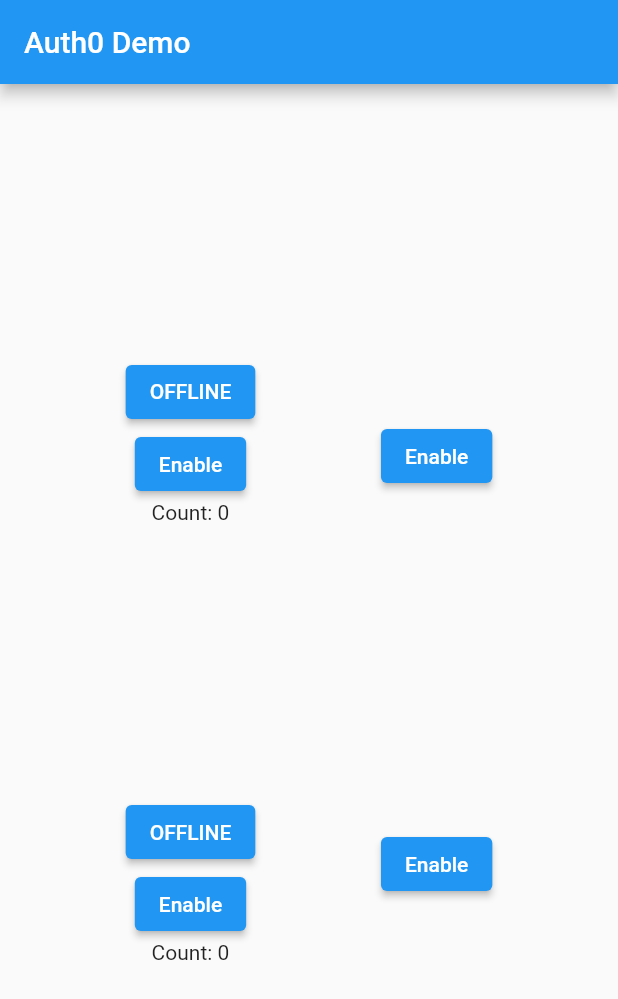
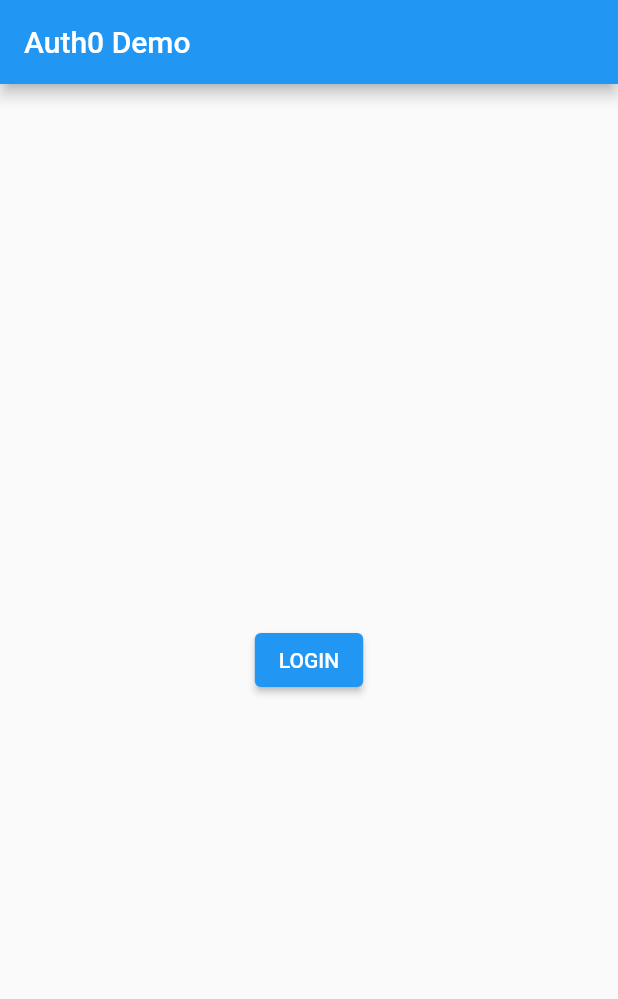
Before and after one commit to m3f157O/PolarBeatCustomUI, a Flutter app: the screen it shows after launch, on a phone screen of 412 x 824 dp. Shown: the top 999 px of the screen. Run offline on Flutter 3.47's test engine with Material 2 defaults, Android fonts, the light colour scheme and no system bars; our stand-ins replace flutter_secure_storage; missing offline and left inert: auth0, flutter_appauth.

Commit message:
Implementing dummy navigation system based on control flags

```diff
--- a/lib/main.dart
+++ b/lib/main.dart
@@ -61,26 +61,22 @@
     );
   }
 }
+
 /// -----------------------------------
-///            Login Widget
+///            Graphs Widget
 /// -----------------------------------
-class Login extends StatefulWidget {
-  final loginAction;
-  final String loginError;
-
-  const Login(this.loginAction, this.loginError);
+class Graph extends StatefulWidget {
 
   @override
   State<StatefulWidget> createState() {
-      return _DogState();
+    return GraphState();
   }
 
 
 }
 
-
-class _CounterState extends State<Login> {
-  int _counter = 0;
+class GraphState extends State<Graph> {
+  int _counter = 8000;
 
   void _increment() {
     setState(() {
@@ -116,34 +112,15 @@
     );
   }
 }
+/// -----------------------------------
+///            Login Widget
+/// -----------------------------------
+class Login extends StatelessWidget {
+  final loginAction;
+  final String loginError;
 
-class _DogState extends State<Login> {
-  int _counter = 0;
-  bool state=false;
+  const Login(this.loginAction, this.loginError);
 
-
-  void _toggleFavorite() {
-    setState(() {
-      state= !state;
-    });
-
-  }
-
-  void _increment() {
-    setState(() {
-      // This call to setState tells the Flutter framework
-      // that something has changed in this State, which
-      // causes it to rerun the build method below so that
-      // the display can reflect the updated values. If you
-      // change _counter without calling setState(), then
-      // the build method won't be called again, and so
-      // nothing would appear to happen.
-      if(!state) {
-        return;
-      }
-      _counter--;
-    });
-  }
 
   @override
   Widget build(BuildContext context) {
@@ -157,23 +134,15 @@
       mainAxisAlignment: MainAxisAlignment.center,
       children: <Widget>[
         ElevatedButton(
-          onPressed: _increment,
-          child: state
-              ? const Text('Increment')
-              : const Text('OFFLINE')
+            onPressed: loginAction,
+            child: const Text('LOGIN')
         ),
-        ElevatedButton(
-          onPressed: _toggleFavorite,
-          child: state
-              ? const Text('Disable')
-              : const Text('Enable')
-        ),
-        const SizedBox(width: 16),
-        Text('Count: $_counter'),
       ],
     );
   }
 }
+
+
 
 /// -----------------------------------
 ///                 App
@@ -193,38 +162,51 @@
 class _MyAppState extends State<MyApp> {
 
   bool isBusy = false;
+
   bool isLoggedIn = false;
 
-  bool isCounter = false;
-  bool isProfile = false;
-  bool isDog = false;
 
-
-  late String errorMessage='cic';
-  late String name='rat';
-  late String picture='dog';
+  late String errorMessage='NO GOOD';
+  late String name='RAT2.0';
+  late String picture='BIG';
 
 
 
   void loginAction()  {
-    setState(() {  });
+    setState(() {
+      isLoggedIn=true;
+    });
 
-      print('hello');
-
-  }
-
-  void dogAction()  {
-    setState(() { isDog=!isDog; });
-
-    print('hello');
+      print('logged in');
 
   }
 
 
-  void profileAction()  {
-    setState(() { isProfile=!isProfile; });
+  void logoutAction()  {
+    setState(() {
+      isLoggedIn=false;
+    });
 
-    print('hello');
+    print('logged out');
+
+  }
+
+
+
+  List<Widget> getWidget() {
+    var pwdWidgets = <Widget>[];
+
+    if(isLoggedIn){
+
+      pwdWidgets.add(Profile(logoutAction,name,picture));
+      pwdWidgets.add(Graph());
+
+    }
+    else
+    {
+      pwdWidgets.add(Login(loginAction,errorMessage));
+    }
+    return pwdWidgets;
 
   }
 
@@ -244,95 +226,12 @@
 
             Column(
               mainAxisAlignment: MainAxisAlignment.spaceEvenly,
-              children: [
-                Container(
-                  child: isProfile
-                      ? Profile(loginAction,name,picture)
-                      : Login(loginAction,errorMessage)
-                ),
-                Container(
-                  child: isDog
-                      ? Profile(loginAction,name,picture)
-                      : Login(loginAction,errorMessage)
-                ),
-            ],
-          ),
-
-            Column(
-              mainAxisAlignment: MainAxisAlignment.spaceEvenly,
-              children: [
-                ElevatedButton(
-                    onPressed: profileAction,
-                    child: isProfile
-                        ? const Text('Disable')
-                        : const Text('Enable')
-                ),
-                ElevatedButton(
-                    onPressed: dogAction,
-                    child: isDog
-                        ? const Text('Disable')
-                        : const Text('Enable')
-                ),
-              ],
-            ),
-
-          ],
+              children: getWidget()
         )
+       ]
       )
+    )
     );
   }
 
 }
-/*
-  @override
-  Widget build(BuildContext context) {
-    return MaterialApp(
-      title: 'Auth0 Demo',
-      home: Scaffold(
-        appBar: AppBar(
-          title: Text('Auth0 Demo'),
-        ),
-        body: Row(
-          mainAxisAlignment: MainAxisAlignment.spaceEvenly,
-          children: [
-
-            Column(
-              mainAxisAlignment: MainAxisAlignment.spaceEvenly,
-              children: [
-                Container(
-                  child: isProfile
-                      ? Profile(loginAction,name,picture)
-                      : Login(loginAction,errorMessage)
-                ),
-                Container(
-                  child: isDog
-                      ? Profile(loginAction,name,picture)
-                      : Login(loginAction,errorMessage)
-                ),
-            ],
-          ),
-
-            Column(
-              mainAxisAlignment: MainAxisAlignment.spaceEvenly,
-              children: [
-                ElevatedButton(
-                    onPressed: profileAction,
-                    child: isProfile
-                        ? const Text('Disable')
-                        : const Text('Enable')
-                ),
-                ElevatedButton(
-                    onPressed: dogAction,
-                    child: isDog
-                        ? const Text('Disable')
-                        : const Text('Enable')
-                ),
-              ],
-            ),
-
-          ],
-        )
-      )
-    );
-  }
-*/
```
